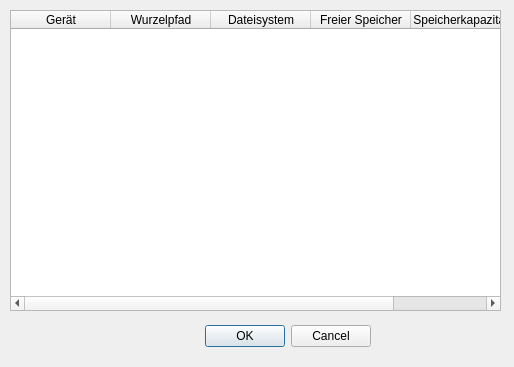
Old version of the form mountedvolumesdialog.ui in the repository striezel/qt-commander.
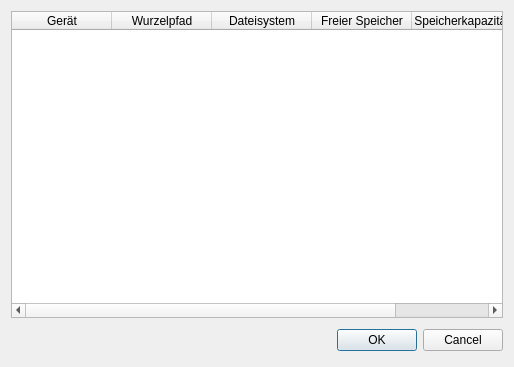
New version of the form. Icons and pictures are not drawn.

Commit message: add grid layout to MountedVolumesDialog

```diff
--- a/mountedvolumesdialog.ui
+++ b/mountedvolumesdialog.ui
@@ -10,36 +10,26 @@
     <height>367</height>
    </rect>
   </property>
+  <property name="minimumSize">
+   <size>
+    <width>311</width>
+    <height>267</height>
+   </size>
+  </property>
   <property name="windowTitle">
    <string>Einhängepunkte / Laufwerke</string>
   </property>
   <property name="windowIcon">
    <iconset theme="drive-harddisk"/>
   </property>
-  <widget class="QDialogButtonBox" name="buttonBox">
-   <property name="geometry">
-    <rect>
-     <x>30</x>
-     <y>320</y>
-     <width>341</width>
-     <height>32</height>
-    </rect>
-   </property>
-   <property name="orientation">
-    <enum>Qt::Orientation::Horizontal</enum>
-   </property>
-   <property name="standardButtons">
-    <set>QDialogButtonBox::StandardButton::Cancel|QDialogButtonBox::StandardButton::Ok</set>
-   </property>
-  </widget>
+  <layout class="QGridLayout" name="gridLayout">
+   <item row="0" column="0">
   <widget class="QTableWidget" name="tableWidget">
-   <property name="geometry">
-    <rect>
-     <x>10</x>
-     <y>10</y>
-     <width>491</width>
-     <height>301</height>
-    </rect>
+     <property name="minimumSize">
+      <size>
+       <width>291</width>
+       <height>201</height>
+      </size>
    </property>
    <property name="columnCount">
     <number>5</number>
@@ -73,6 +63,24 @@
     </property>
    </column>
   </widget>
+   </item>
+   <item row="1" column="0">
+    <widget class="QDialogButtonBox" name="buttonBox">
+     <property name="minimumSize">
+      <size>
+       <width>171</width>
+       <height>32</height>
+      </size>
+     </property>
+     <property name="orientation">
+      <enum>Qt::Orientation::Horizontal</enum>
+     </property>
+     <property name="standardButtons">
+      <set>QDialogButtonBox::StandardButton::Cancel|QDialogButtonBox::StandardButton::Ok</set>
+     </property>
+    </widget>
+   </item>
+  </layout>
  </widget>
  <resources/>
  <connections>
```
Lines whose indentation alone changed are shown as unchanged.
